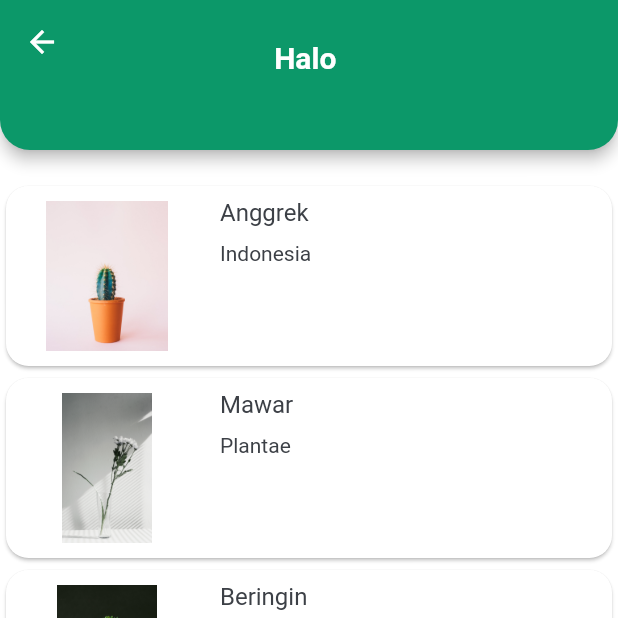
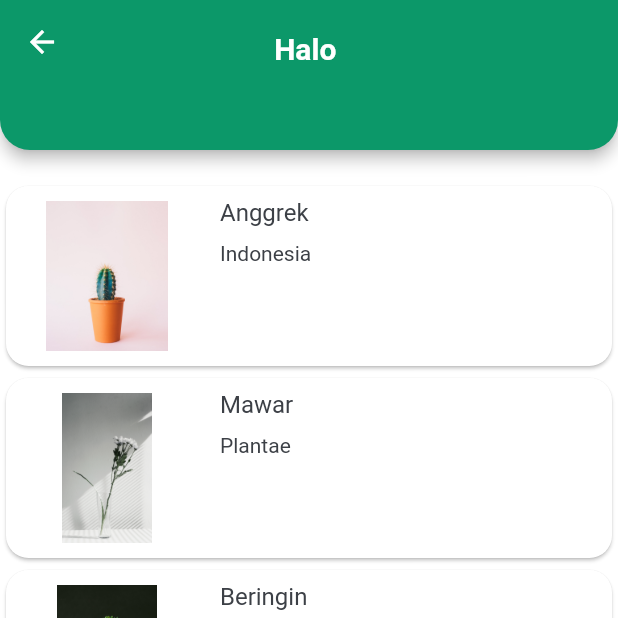
Before and after one commit to ronyaryaW1/plantApp, a Flutter app: the HomeScreen screen opened directly with empty values, on a phone screen of 412 x 824 dp, the top half of it. Run offline on Flutter 3.47's test engine with Material 2 defaults, Android fonts, the phone set to English and light mode, and no system bars.

```diff
--- a/lib/screen/HomeScreen.dart
+++ b/lib/screen/HomeScreen.dart
@@ -17,7 +17,7 @@ class HomeScreen extends StatelessWidget {
           title: Text(
             'Halo $name',
             style:
-                TextStyle(height: 3, fontWeight: FontWeight.bold, fontSize: 20),
+                TextStyle(height: 2, fontWeight: FontWeight.bold, fontSize: 20),
           ),
           centerTitle: true,
           shape: RoundedRectangleBorder(
```
Also changed, not shown: 6 other files.
